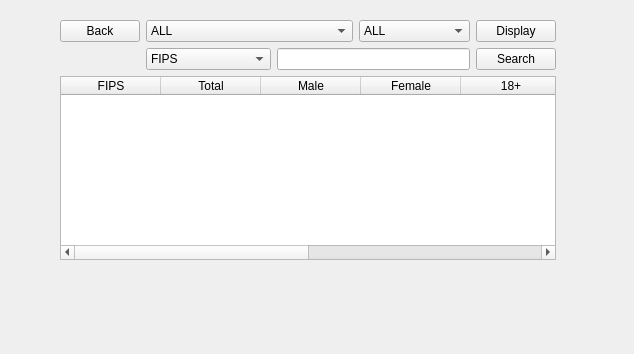
The window that CSE412_UI/Population.ui (devi1X/CSE412_DatabaseProject) describes before a commit, drawn with Qt 5.
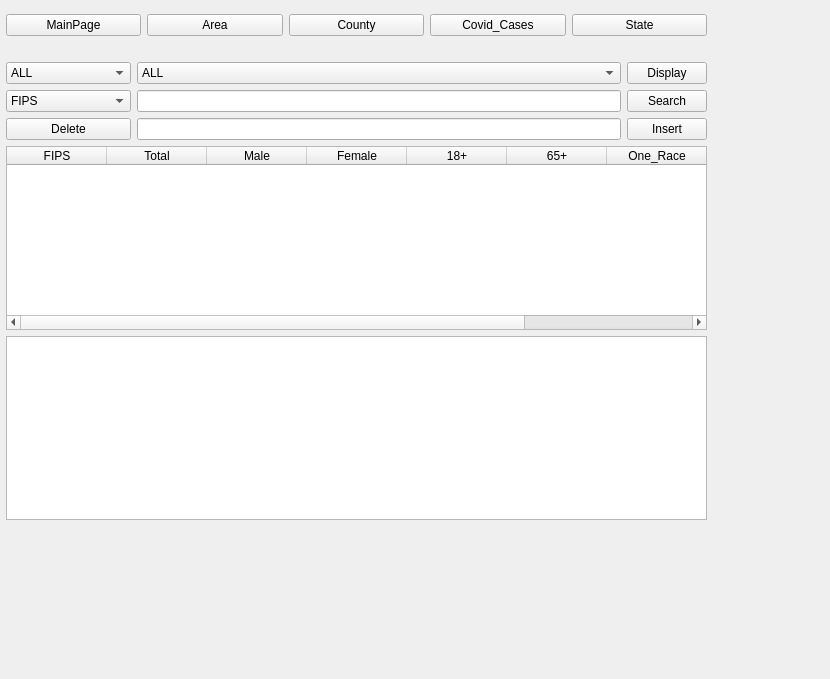
The same window after the commit.

```diff
--- a/CSE412_UI/Population.ui
+++ b/CSE412_UI/Population.ui
@@ -6,31 +6,107 @@
    <rect>
     <x>0</x>
     <y>0</y>
-    <width>634</width>
-    <height>354</height>
+    <width>830</width>
+    <height>679</height>
    </rect>
   </property>
   <property name="windowTitle">
    <string>Form</string>
   </property>
-  <widget class="QWidget" name="layoutWidget">
+  <widget class="QWidget" name="">
    <property name="geometry">
     <rect>
-     <x>60</x>
-     <y>20</y>
-     <width>496</width>
-     <height>240</height>
+     <x>6</x>
+     <y>14</y>
+     <width>701</width>
+     <height>506</height>
     </rect>
    </property>
    <layout class="QGridLayout" name="gridLayout">
-    <item row="0" column="0">
-     <widget class="QPushButton" name="Back">
-      <property name="text">
-       <string>Back</string>
-      </property>
+    <item row="5" column="0" colspan="3">
+     <widget class="QTableWidget" name="tableWidget">
+      <column>
+       <property name="text">
+        <string>FIPS</string>
+       </property>
+      </column>
+      <column>
+       <property name="text">
+        <string>Total</string>
+       </property>
+      </column>
+      <column>
+       <property name="text">
+        <string>Male</string>
+       </property>
+      </column>
+      <column>
+       <property name="text">
+        <string>Female</string>
+       </property>
+      </column>
+      <column>
+       <property name="text">
+        <string>18+</string>
+       </property>
+      </column>
+      <column>
+       <property name="text">
+        <string>65+</string>
+       </property>
+      </column>
+      <column>
+       <property name="text">
+        <string>One_Race</string>
+       </property>
+      </column>
+      <column>
+       <property name="text">
+        <string>Two+Race</string>
+       </property>
+      </column>
      </widget>
     </item>
-    <item row="0" column="1" colspan="2">
+    <item row="0" column="0" colspan="3">
+     <layout class="QHBoxLayout" name="horizontalLayout_7">
+      <item>
+       <widget class="QPushButton" name="MainPage">
+        <property name="text">
+         <string>MainPage</string>
+        </property>
+       </widget>
+      </item>
+      <item>
+       <widget class="QPushButton" name="Area">
+        <property name="text">
+         <string>Area</string>
+        </property>
+       </widget>
+      </item>
+      <item>
+       <widget class="QPushButton" name="County">
+        <property name="text">
+         <string>County</string>
+        </property>
+       </widget>
+      </item>
+      <item>
+       <widget class="QPushButton" name="Covid_Cases">
+        <property name="text">
+         <string>Covid_Cases</string>
+        </property>
+       </widget>
+      </item>
+      <item>
+       <widget class="QPushButton" name="State">
+        <property name="text">
+         <string>State</string>
+        </property>
+       </widget>
+      </item>
+     </layout>
+    </item>
+    <item row="2" column="0">
      <widget class="QComboBox" name="box1">
       <item>
        <property name="text">
@@ -74,12 +150,12 @@
       </item>
       <item>
        <property name="text">
-        <string>Two_and_more_race</string>
+        <string>Two or more race</string>
        </property>
       </item>
      </widget>
     </item>
-    <item row="0" column="3">
+    <item row="2" column="1">
      <widget class="QComboBox" name="box2">
       <item>
        <property name="text">
@@ -98,7 +174,7 @@
       </item>
      </widget>
     </item>
-    <item row="0" column="4">
+    <item row="2" column="2">
      <widget class="QPushButton" name="Display">
       <property name="mouseTracking">
        <bool>false</bool>
@@ -108,17 +184,37 @@
       </property>
      </widget>
     </item>
-    <item row="1" column="2" colspan="2">
+    <item row="4" column="2">
+     <widget class="QPushButton" name="Insert">
+      <property name="text">
+       <string>Insert</string>
+      </property>
+     </widget>
+    </item>
+    <item row="6" column="0" colspan="3">
+     <widget class="QTextBrowser" name="textBrowser"/>
+    </item>
+    <item row="3" column="1">
      <widget class="QLineEdit" name="lineEdit"/>
     </item>
-    <item row="1" column="4">
+    <item row="4" column="1">
+     <widget class="QLineEdit" name="lineEdit2"/>
+    </item>
+    <item row="4" column="0">
+     <widget class="QPushButton" name="Delete">
+      <property name="text">
+       <string>Delete</string>
+      </property>
+     </widget>
+    </item>
+    <item row="3" column="2">
      <widget class="QPushButton" name="Search">
       <property name="text">
        <string>Search</string>
       </property>
      </widget>
     </item>
-    <item row="1" column="1">
+    <item row="3" column="0">
      <widget class="QComboBox" name="box3">
       <item>
        <property name="text">
@@ -162,49 +258,18 @@
       </item>
      </widget>
     </item>
-    <item row="2" column="0" colspan="5">
-     <widget class="QTableWidget" name="tableWidget">
-      <column>
-       <property name="text">
-        <string>FIPS</string>
-       </property>
-      </column>
-      <column>
-       <property name="text">
-        <string>Total</string>
-       </property>
-      </column>
-      <column>
-       <property name="text">
-        <string>Male</string>
-       </property>
-      </column>
-      <column>
-       <property name="text">
-        <string>Female</string>
-       </property>
-      </column>
-      <column>
-       <property name="text">
-        <string>18+</string>
-       </property>
-      </column>
-      <column>
-       <property name="text">
-        <string>65+</string>
-       </property>
-      </column>
-      <column>
-       <property name="text">
-        <string>One_Race</string>
-       </property>
-      </column>
-      <column>
-       <property name="text">
-        <string>Two+Race</string>
-       </property>
-      </column>
-     </widget>
+    <item row="1" column="0" colspan="3">
+     <spacer name="horizontalSpacer">
+      <property name="orientation">
+       <enum>Qt::Horizontal</enum>
+      </property>
+      <property name="sizeHint" stdset="0">
+       <size>
+        <width>40</width>
+        <height>20</height>
+       </size>
+      </property>
+     </spacer>
     </item>
    </layout>
   </widget>
```
